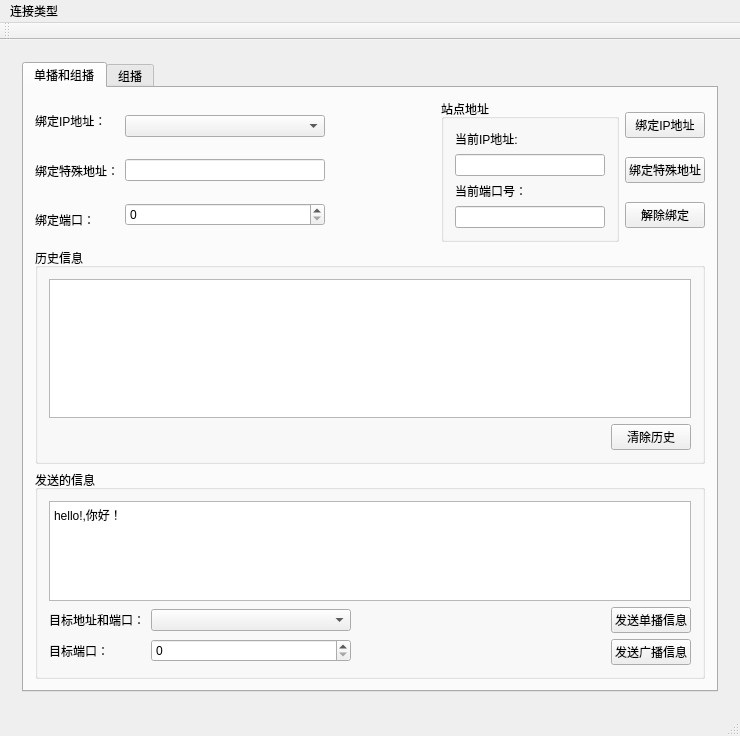
Before: the Qt Designer form Qt_exp/tcp_udp/mainwindow.ui in w809291634/QT_Creator_Study, drawn with Qt 5.
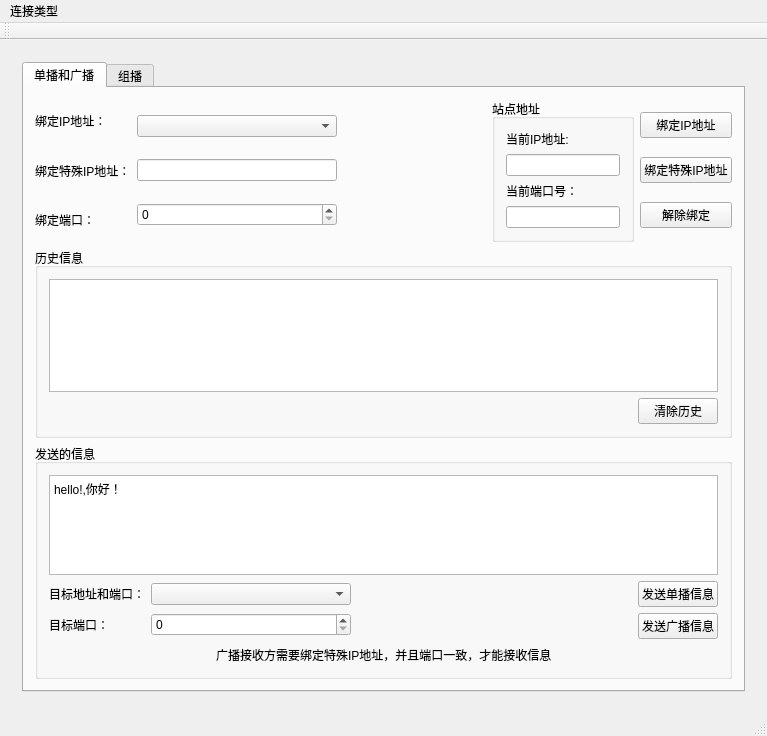
After: the same form once the commit is applied. The open tabs and pages were chosen to show the change.

Diff of the .ui file:
```diff
--- a/Qt_exp/tcp_udp/mainwindow.ui
+++ b/Qt_exp/tcp_udp/mainwindow.ui
@@ -6,7 +6,7 @@
    <rect>
     <x>0</x>
     <y>0</y>
-    <width>740</width>
+    <width>767</width>
     <height>736</height>
    </rect>
   </property>
@@ -50,17 +50,80 @@
             <string>TCP_Server</string>
            </attribute>
            <layout class="QGridLayout" name="gridLayout_5">
-            <item row="1" column="1">
-             <widget class="QLineEdit" name="tcp_s_port_ledit">
-              <property name="text">
-               <string>9090</string>
-              </property>
-             </widget>
+            <item row="0" column="0">
+             <layout class="QVBoxLayout" name="verticalLayout_4">
+              <item>
+               <widget class="QLabel" name="label_3">
+                <property name="text">
+                 <string>服务器IP地址：</string>
+                </property>
+               </widget>
+              </item>
+              <item>
+               <widget class="QLabel" name="label_4">
+                <property name="text">
+                 <string>服务器端口：</string>
+                </property>
+               </widget>
+              </item>
+             </layout>
             </item>
             <item row="0" column="1">
-             <widget class="QComboBox" name="tcp_s_ip_cbox"/>
+             <layout class="QVBoxLayout" name="verticalLayout_5">
+              <item>
+               <widget class="QComboBox" name="tcp_s_ip_cbox">
+                <property name="minimumSize">
+                 <size>
+                  <width>200</width>
+                  <height>0</height>
+                 </size>
+                </property>
+               </widget>
+              </item>
+              <item>
+               <widget class="QSpinBox" name="tcp_s_port_sbox"/>
+              </item>
+             </layout>
             </item>
-            <item row="3" column="0" colspan="4">
+            <item row="0" column="2">
+             <spacer name="horizontalSpacer_15">
+              <property name="orientation">
+               <enum>Qt::Horizontal</enum>
+              </property>
+              <property name="sizeHint" stdset="0">
+               <size>
+                <width>40</width>
+                <height>20</height>
+               </size>
+              </property>
+             </spacer>
+            </item>
+            <item row="0" column="3">
+             <layout class="QVBoxLayout" name="verticalLayout_6">
+              <item>
+               <widget class="QPushButton" name="tcp_s_listen_btn">
+                <property name="text">
+                 <string>开始监听</string>
+                </property>
+               </widget>
+              </item>
+              <item>
+               <widget class="QPushButton" name="tcp_s_close_btn">
+                <property name="text">
+                 <string>停止监听</string>
+                </property>
+               </widget>
+              </item>
+              <item>
+               <widget class="QPushButton" name="tcp_s_unconnect_btn">
+                <property name="text">
+                 <string>断开所有连接</string>
+                </property>
+               </widget>
+              </item>
+             </layout>
+            </item>
+            <item row="1" column="0" colspan="4">
              <widget class="QGroupBox" name="groupBox_2">
               <property name="title">
                <string>历史信息</string>
@@ -626,149 +689,35 @@
           </property>
           <widget class="QWidget" name="broadcast">
            <attribute name="title">
-            <string>单播和组播</string>
+            <string>单播和广播</string>
            </attribute>
-           <layout class="QGridLayout" name="gridLayout_11">
+           <layout class="QGridLayout" name="gridLayout_13">
             <item row="0" column="0">
-             <layout class="QHBoxLayout" name="horizontalLayout_7">
+             <layout class="QVBoxLayout" name="verticalLayout_3">
               <item>
-               <layout class="QVBoxLayout" name="verticalLayout_4">
-                <item>
-                 <widget class="QLabel" name="label_22">
-                  <property name="text">
-                   <string>绑定IP地址：</string>
-                  </property>
-                 </widget>
-                </item>
-                <item>
-                 <widget class="QLabel" name="label_14">
-                  <property name="text">
-                   <string>绑定特殊地址：</string>
-                  </property>
-                 </widget>
-                </item>
-                <item>
-                 <widget class="QLabel" name="label_16">
-                  <property name="text">
-                   <string>绑定端口：</string>
-                  </property>
-                 </widget>
-                </item>
-               </layout>
-              </item>
-              <item>
-               <layout class="QVBoxLayout" name="verticalLayout_5">
-                <item>
-                 <widget class="QComboBox" name="udp_bind_ip_cbox">
-                  <property name="minimumSize">
-                   <size>
-                    <width>200</width>
-                    <height>0</height>
-                   </size>
-                  </property>
-                 </widget>
-                </item>
-                <item>
-                 <widget class="QLineEdit" name="udp_bind_special_ip"/>
-                </item>
-                <item>
-                 <widget class="QSpinBox" name="udp_bind_port_sbox"/>
-                </item>
-               </layout>
-              </item>
-              <item>
-               <spacer name="horizontalSpacer_20">
-                <property name="orientation">
-                 <enum>Qt::Horizontal</enum>
+               <widget class="QLabel" name="label_10">
+                <property name="text">
+                 <string>绑定IP地址：</string>
                 </property>
-                <property name="sizeHint" stdset="0">
-                 <size>
-                  <width>40</width>
-                  <height>20</height>
-                 </size>
-                </property>
-               </spacer>
+               </widget>
               </item>
               <item>
-               <widget class="QGroupBox" name="groupBox_6">
-                <property name="title">
-                 <string>站点地址</string>
+               <widget class="QLabel" name="label_11">
+                <property name="text">
+                 <string>绑定特殊IP地址：</string>
                 </property>
-                <layout class="QGridLayout" name="gridLayout_13">
-                 <item row="1" column="0">
-                  <widget class="QLineEdit" name="udp_current_ip_lEdit">
-                   <property name="minimumSize">
-                    <size>
-                     <width>150</width>
-                     <height>0</height>
-                    </size>
-                   </property>
-                   <property name="text">
-                    <string/>
-                   </property>
-                   <property name="readOnly">
-                    <bool>true</bool>
-                   </property>
-                  </widget>
-                 </item>
-                 <item row="0" column="0">
-                  <widget class="QLabel" name="label_18">
-                   <property name="text">
-                    <string>当前IP地址:</string>
-                   </property>
-                  </widget>
-                 </item>
-                 <item row="2" column="0">
-                  <widget class="QLabel" name="label_28">
-                   <property name="text">
-                    <string>当前端口号：</string>
-                   </property>
-                  </widget>
-                 </item>
-                 <item row="3" column="0">
-                  <widget class="QLineEdit" name="udp_current_port_lEdit">
-                   <property name="minimumSize">
-                    <size>
-                     <width>150</width>
-                     <height>0</height>
-                    </size>
-                   </property>
-                   <property name="readOnly">
-                    <bool>true</bool>
-                   </property>
-                  </widget>
-                 </item>
-                </layout>
                </widget>
               </item>
               <item>
-               <layout class="QVBoxLayout" name="verticalLayout_6">
-                <item>
-                 <widget class="QPushButton" name="udp_bind_btn">
-                  <property name="text">
-                   <string>绑定IP地址</string>
-                  </property>
-                 </widget>
-                </item>
-                <item>
-                 <widget class="QPushButton" name="udp_bind_special_btn">
-                  <property name="text">
-                   <string>绑定特殊地址</string>
-                  </property>
-                 </widget>
-                </item>
-                <item>
-                 <widget class="QPushButton" name="udp_unbind_btn">
-                  <property name="text">
-                   <string>解除绑定</string>
-                  </property>
-                 </widget>
-                </item>
-               </layout>
+               <widget class="QLabel" name="label_12">
+                <property name="text">
+                 <string>绑定端口：</string>
+                </property>
+               </widget>
               </item>
              </layout>
             </item>
-            <item row="1" column="0">
+            <item row="1" column="0" colspan="5">
              <widget class="QGroupBox" name="groupBox_12">
               <property name="title">
                <string>历史信息</string>
@@ -800,7 +749,7 @@
               </layout>
              </widget>
             </item>
-            <item row="2" column="0">
+            <item row="2" column="0" colspan="5">
              <widget class="QGroupBox" name="groupBox_11">
               <property name="sizePolicy">
                <sizepolicy hsizetype="Preferred" vsizetype="Fixed">
@@ -812,7 +761,7 @@
                <string>发送的信息</string>
               </property>
               <layout class="QGridLayout" name="gridLayout">
-               <item row="0" column="0" colspan="3">
+               <item row="0" column="0">
                 <widget class="QTextEdit" name="udp_send_textEdit">
                  <property name="sizePolicy">
                   <sizepolicy hsizetype="Expanding" vsizetype="Expanding">
@@ -836,44 +785,79 @@
                 </widget>
                </item>
                <item row="1" column="0">
-                <layout class="QVBoxLayout" name="verticalLayout">
+                <layout class="QHBoxLayout" name="horizontalLayout_6">
                  <item>
-                  <layout class="QHBoxLayout" name="horizontalLayout_3">
+                  <layout class="QVBoxLayout" name="verticalLayout">
                    <item>
-                    <widget class="QLabel" name="label_25">
-                     <property name="text">
-                      <string>目标地址和端口：</string>
-                     </property>
-                    </widget>
+                    <layout class="QHBoxLayout" name="horizontalLayout_3">
+                     <item>
+                      <widget class="QLabel" name="label_25">
+                       <property name="text">
+                        <string>目标地址和端口：</string>
+                       </property>
+                      </widget>
+                     </item>
+                     <item>
+                      <widget class="QComboBox" name="udp_destination_cbox">
+                       <property name="minimumSize">
+                        <size>
+                         <width>200</width>
+                         <height>0</height>
+                        </size>
+                       </property>
+                      </widget>
+                     </item>
+                    </layout>
                    </item>
                    <item>
-                    <widget class="QComboBox" name="udp_destination_cbox">
-                     <property name="minimumSize">
-                      <size>
-                       <width>200</width>
-                       <height>0</height>
-                      </size>
-                     </property>
-                    </widget>
+                    <layout class="QHBoxLayout" name="horizontalLayout_4">
+                     <item>
+                      <widget class="QLabel" name="label_26">
+                       <property name="text">
+                        <string>目标端口：</string>
+                       </property>
+                      </widget>
+                     </item>
+                     <item>
+                      <widget class="QSpinBox" name="udp_destination_port">
+                       <property name="minimumSize">
+                        <size>
+                         <width>200</width>
+                         <height>0</height>
+                        </size>
+                       </property>
+                      </widget>
+                     </item>
+                    </layout>
                    </item>
                   </layout>
                  </item>
                  <item>
-                  <layout class="QHBoxLayout" name="horizontalLayout_4">
+                  <spacer name="horizontalSpacer_21">
+                   <property name="orientation">
+                    <enum>Qt::Horizontal</enum>
+                   </property>
+                   <property name="sizeHint" stdset="0">
+                    <size>
+                     <width>195</width>
+                     <height>20</height>
+                    </size>
+                   </property>
+                  </spacer>
+                 </item>
+                 <item>
+                  <layout class="QVBoxLayout" name="verticalLayout_2">
                    <item>
-                    <widget class="QLabel" name="label_26">
+                    <widget class="QPushButton" name="udp_unicast_btn">
                      <property name="text">
-                      <string>目标端口：</string>
+                      <string>发送单播信息</string>
                      </property>
                     </widget>
                    </item>
                    <item>
-                    <widget class="QSpinBox" name="udp_destination_port">
-                     <property name="minimumSize">
-                      <size>
-                       <width>200</width>
-                       <height>0</height>
-                      </size>
+                    <widget class="QPushButton" name="udp_broadcast_btn">
+                     <property name="text">
+                      <string>发送广播信息</string>
                      </property>
                     </widget>
                    </item>
@@ -881,40 +865,133 @@
                  </item>
                 </layout>
                </item>
-               <item row="1" column="1">
-                <spacer name="horizontalSpacer_21">
-                 <property name="orientation">
-                  <enum>Qt::Horizontal</enum>
-                 </property>
-                 <property name="sizeHint" stdset="0">
-                  <size>
-                   <width>195</width>
-                   <height>20</height>
-                  </size>
-                 </property>
-                </spacer>
-               </item>
-               <item row="1" column="2">
-                <layout class="QVBoxLayout" name="verticalLayout_2">
+               <item row="2" column="0">
+                <layout class="QHBoxLayout" name="horizontalLayout_5">
                  <item>
-                  <widget class="QPushButton" name="udp_unicast_btn">
-                   <property name="text">
-                    <string>发送单播信息</string>
+                  <spacer name="horizontalSpacer_10">
+                   <property name="orientation">
+                    <enum>Qt::Horizontal</enum>
                    </property>
-                  </widget>
+                   <property name="sizeHint" stdset="0">
+                    <size>
+                     <width>40</width>
+                     <height>20</height>
+                    </size>
+                   </property>
+                  </spacer>
                  </item>
                  <item>
-                  <widget class="QPushButton" name="udp_broadcast_btn">
+                  <widget class="QLabel" name="label_9">
                    <property name="text">
-                    <string>发送广播信息</string>
+                    <string>广播接收方需要绑定特殊IP地址，并且端口一致，才能接收信息</string>
                    </property>
                   </widget>
                  </item>
+                 <item>
+                  <spacer name="horizontalSpacer_11">
+                   <property name="orientation">
+                    <enum>Qt::Horizontal</enum>
+                   </property>
+                   <property name="sizeHint" stdset="0">
+                    <size>
+                     <width>40</width>
+                     <height>20</height>
+                    </size>
+                   </property>
+                  </spacer>
+                 </item>
                 </layout>
                </item>
               </layout>
              </widget>
             </item>
+            <item row="0" column="3">
+             <widget class="QGroupBox" name="groupBox_5">
+              <property name="title">
+               <string>站点地址</string>
+              </property>
+              <layout class="QGridLayout" name="gridLayout_11">
+               <item row="0" column="0">
+                <widget class="QLabel" name="label_13">
+                 <property name="text">
+                  <string>当前IP地址:</string>
+                 </property>
+                </widget>
+               </item>
+               <item row="1" column="0">
+                <widget class="QLineEdit" name="udp_current_ip_lEdit"/>
+               </item>
+               <item row="2" column="0">
+                <widget class="QLabel" name="label_19">
+                 <property name="text">
+                  <string>当前端口号：</string>
+                 </property>
+                </widget>
+               </item>
+               <item row="3" column="0">
+                <widget class="QLineEdit" name="udp_current_port_lEdit"/>
+               </item>
+              </layout>
+             </widget>
+            </item>
+            <item row="0" column="1">
+             <layout class="QVBoxLayout" name="verticalLayout_10">
+              <item>
+               <widget class="QComboBox" name="udp_bind_ip_cbox">
+                <property name="minimumSize">
+                 <size>
+                  <width>200</width>
+                  <height>0</height>
+                 </size>
+                </property>
+               </widget>
+              </item>
+              <item>
+               <widget class="QLineEdit" name="udp_bind_special_ip"/>
+              </item>
+              <item>
+               <widget class="QSpinBox" name="udp_bind_port_sbox"/>
+              </item>
+             </layout>
+            </item>
+            <item row="0" column="4">
+             <layout class="QVBoxLayout" name="verticalLayout_11">
+              <item>
+               <widget class="QPushButton" name="udp_bind_btn">
+                <property name="text">
+                 <string>绑定IP地址</string>
+                </property>
+               </widget>
+              </item>
+              <item>
+               <widget class="QPushButton" name="udp_bind_special_btn">
+                <property name="text">
+                 <string>绑定特殊IP地址</string>
+                </property>
+               </widget>
+              </item>
+              <item>
+               <widget class="QPushButton" name="udp_unbind_btn">
+                <property name="text">
+                 <string>解除绑定</string>
+                </property>
+               </widget>
+              </item>
+             </layout>
+            </item>
+            <item row="0" column="2">
+             <spacer name="horizontalSpacer_12">
+              <property name="orientation">
+               <enum>Qt::Horizontal</enum>
+              </property>
+              <property name="sizeHint" stdset="0">
+               <size>
+                <width>40</width>
+                <height>20</height>
+               </size>
+              </property>
+             </spacer>
+            </item>
            </layout>
           </widget>
           <widget class="QWidget" name="Multicast">
@@ -1193,7 +1270,7 @@
     <rect>
      <x>0</x>
      <y>0</y>
-     <width>740</width>
+     <width>767</width>
      <height>26</height>
     </rect>
    </property>
```
Left out of the diff: 394 changed lines with no effect on the pictures.
